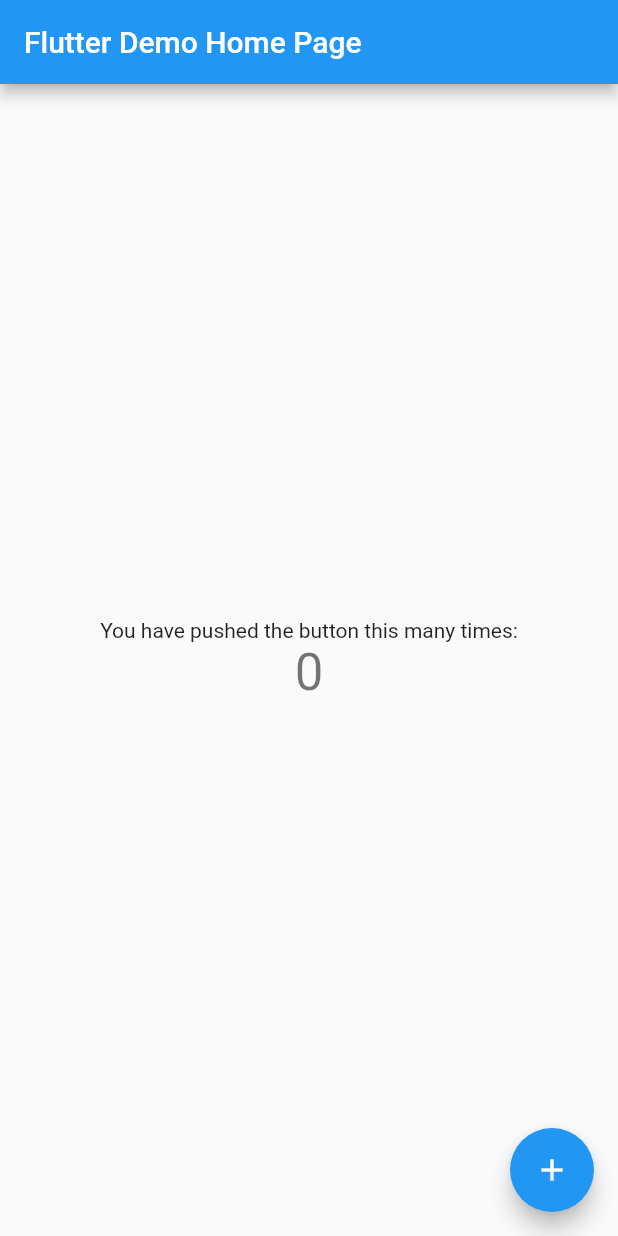
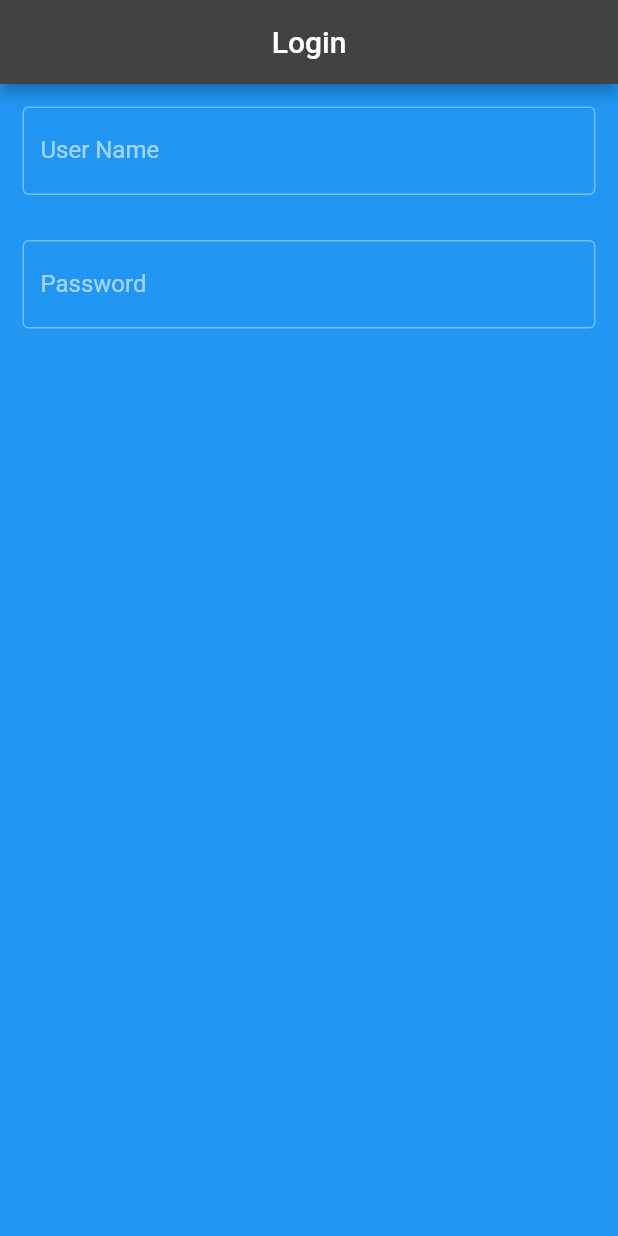
Before and after one commit to TechPertz/Heal-Life, a Flutter app: the screen it shows after launch, on a phone screen of 412 x 824 dp. Run offline on Flutter 3.47's test engine with Material 2 defaults, Android fonts, the phone set to English and light mode, and no system bars.

Commit message:
basic buttons

```diff
--- /dev/null
+++ b/flutter_app/lib/components/RoundedButton.dart
@@ -0,0 +1,32 @@
+import 'package:flutter/material.dart';
+
+class RoundedButton extends StatelessWidget {
+  RoundedButton({this.title, this.colour, @required this.onPressed});
+
+  final Color? colour;
+  final String? title;
+  final Function()? onPressed;
+
+  @override
+  Widget build(BuildContext context) {
+    return Padding(
+      padding: EdgeInsets.symmetric(vertical: 16.0),
+      child: Material(
+        elevation: 5.0,
+        color: colour,
+        borderRadius: BorderRadius.circular(30.0),
+        child: MaterialButton(
+          onPressed: onPressed,
+          minWidth: 200.0,
+          height: 42.0,
+          child: Text(
+            title!,
+            style: TextStyle(
+              color: Colors.white,
+            ),
+          ),
+        ),
+      ),
+    );
+  }
+}
--- a/flutter_app/lib/main.dart
+++ b/flutter_app/lib/main.dart
@@ -1,115 +1,24 @@
 import 'package:flutter/material.dart';
+import 'screens/LoginPage.dart';
 
 void main() {
   runApp(const MyApp());
 }
 
-class MyApp extends StatelessWidget {
+class MyApp extends StatefulWidget {
   const MyApp({Key? key}) : super(key: key);
 
-  // This widget is the root of your application.
+  @override
+  State<MyApp> createState() => _MyAppState();
+}
+
+class _MyAppState extends State<MyApp> {
   @override
   Widget build(BuildContext context) {
     return MaterialApp(
-      title: 'Flutter Demo',
-      theme: ThemeData(
-        // This is the theme of your application.
-        //
-        // Try running your application with "flutter run". You'll see the
-        // application has a blue toolbar. Then, without quitting the app, try
-        // changing the primarySwatch below to Colors.green and then invoke
-        // "hot reload" (press "r" in the console where you ran "flutter run",
-        // or simply save your changes to "hot reload" in a Flutter IDE).
-        // Notice that the counter didn't reset back to zero; the application
-        // is not restarted.
-        primarySwatch: Colors.blue,
-      ),
-      home: const MyHomePage(title: 'Flutter Demo Home Page'),
+      debugShowCheckedModeBanner: false,
+      theme: ThemeData.dark(),
+      home: LoginPage(),
     );
   }
 }
-
-class MyHomePage extends StatefulWidget {
-  const MyHomePage({Key? key, required this.title}) : super(key: key);
-
-  // This widget is the home page of your application. It is stateful, meaning
-  // that it has a State object (defined below) that contains fields that affect
-  // how it looks.
-
-  // This class is the configuration for the state. It holds the values (in this
-  // case the title) provided by the parent (in this case the App widget) and
-  // used by the build method of the State. Fields in a Widget subclass are
-  // always marked "final".
-
-  final String title;
-
-  @override
-  State<MyHomePage> createState() => _MyHomePageState();
-}
-
-class _MyHomePageState extends State<MyHomePage> {
-  int _counter = 0;
-
-  void _incrementCounter() {
-    setState(() {
-      // This call to setState tells the Flutter framework that something has
-      // changed in this State, which causes it to rerun the build method below
-      // so that the display can reflect the updated values. If we changed
-      // _counter without calling setState(), then the build method would not be
-      // called again, and so nothing would appear to happen.
-      _counter++;
-    });
-  }
-
-  @override
-  Widget build(BuildContext context) {
-    // This method is rerun every time setState is called, for instance as done
-    // by the _incrementCounter method above.
-    //
-    // The Flutter framework has been optimized to make rerunning build methods
-    // fast, so that you can just rebuild anything that needs updating rather
-    // than having to individually change instances of widgets.
-    return Scaffold(
-      appBar: AppBar(
-        // Here we take the value from the MyHomePage object that was created by
-        // the App.build method, and use it to set our appbar title.
-        title: Text(widget.title),
-      ),
-      body: Center(
-        // Center is a layout widget. It takes a single child and positions it
-        // in the middle of the parent.
-        child: Column(
-          // Column is also a layout widget. It takes a list of children and
-          // arranges them vertically. By default, it sizes itself to fit its
-          // children horizontally, and tries to be as tall as its parent.
-          //
-          // Invoke "debug painting" (press "p" in the console, choose the
-          // "Toggle Debug Paint" action from the Flutter Inspector in Android
-          // Studio, or the "Toggle Debug Paint" command in Visual Studio Code)
-          // to see the wireframe for each widget.
-          //
-          // Column has various properties to control how it sizes itself and
-          // how it positions its children. Here we use mainAxisAlignment to
-          // center the children vertically; the main axis here is the vertical
-          // axis because Columns are vertical (the cross axis would be
-          // horizontal).
-          mainAxisAlignment: MainAxisAlignment.center,
-          children: <Widget>[
-            const Text(
-              'You have pushed the button this many times:',
-            ),
-            Text(
-              '$_counter',
-              style: Theme.of(context).textTheme.headline4,
-            ),
-          ],
-        ),
-      ),
-      floatingActionButton: FloatingActionButton(
-        onPressed: _incrementCounter,
-        tooltip: 'Increment',
-        child: const Icon(Icons.add),
-      ), // This trailing comma makes auto-formatting nicer for build methods.
-    );
-  }
-}
--- /dev/null
+++ b/flutter_app/lib/screens/LoginPage.dart
@@ -0,0 +1,45 @@
+import 'package:flutter/material.dart';
+
+class LoginPage extends StatefulWidget {
+  const LoginPage({Key? key}) : super(key: key);
+
+  @override
+  State<LoginPage> createState() => _LoginPageState();
+}
+
+class _LoginPageState extends State<LoginPage> {
+  @override
+  Widget build(BuildContext context) {
+    return Scaffold(
+        backgroundColor: Colors.blue,
+        appBar: AppBar(
+          title: const Text("Login"),
+          centerTitle: true,
+        ),
+        body: Column(
+          children: <Widget>[
+            Padding(
+              padding: EdgeInsets.all(15),
+              child: TextField(
+                decoration: InputDecoration(
+                  border: OutlineInputBorder(),
+                  labelText: 'User Name',
+                  hintText: 'Enter Your Name',
+                ),
+              ),
+            ),
+            Padding(
+              padding: EdgeInsets.all(15),
+              child: TextField(
+                obscureText: true,
+                decoration: InputDecoration(
+                  border: OutlineInputBorder(),
+                  labelText: 'Password',
+                  hintText: 'Enter Password',
+                ),
+              ),
+            ),
+          ],
+        ));
+  }
+}
```
